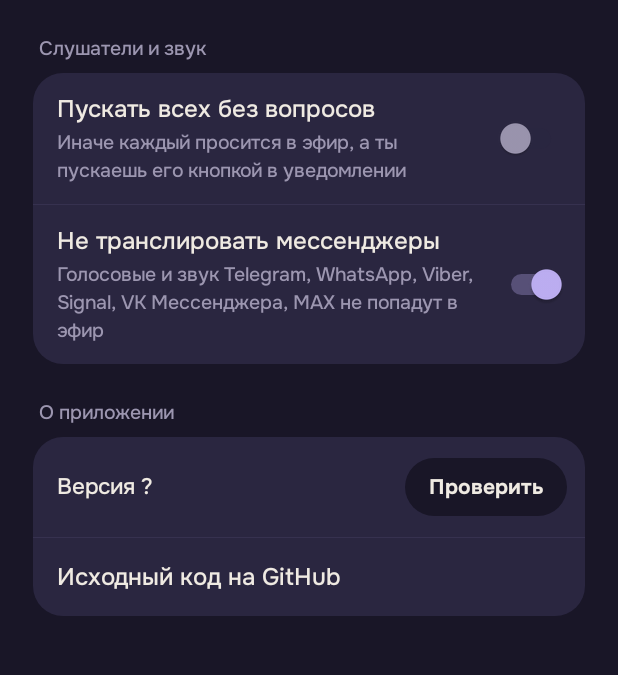
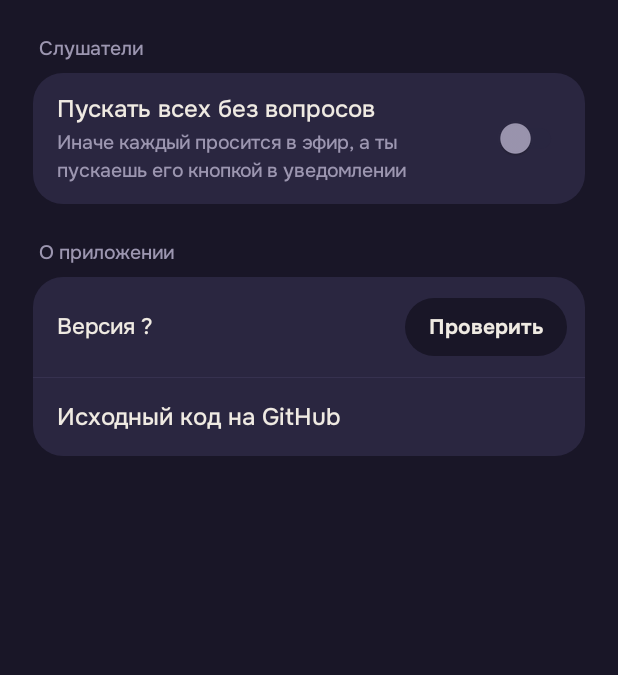
Before and after one commit to Smoke-Dev13/wavecast, an Android app: the screen it shows after launch (SettingsActivity), after a tap on "Настройки", on a phone screen of 412 x 824 dp, the part 433-1108 px from its top. Run offline under Robolectric (Android 15) with nearby library versions, the phone set to English and light mode, and no system bars; network calls fail.

Commit message:
WaveCast 0.8.3: always exclude messenger audio, drop the toggle
Co-Authored-By: Claude Opus 5.5 <noreply@anthropic.com>
Claude-Session: https://claude.ai/code/session_0131VgQXLsFyJvw8UUv6V3Bj

```diff
--- a/android/app/build.gradle.kts
+++ b/android/app/build.gradle.kts
@@ -11,8 +11,8 @@ android {
         applicationId = "dev.smoke.wavecast"
         minSdk = 29          // AudioPlaybackCapture появился в Android 10
         targetSdk = 34
-        versionCode = 15
-        versionName = "0.8.2"
+        versionCode = 16
+        versionName = "0.8.3"
     }
 
     // Ключ подписи хранится только у владельца, в репозиторий не попадает.
--- a/android/app/src/main/java/dev/smoke/wavecast/CaptureService.kt
+++ b/android/app/src/main/java/dev/smoke/wavecast/CaptureService.kt
@@ -61,9 +61,8 @@ class CaptureService : Service() {
         const val EXTRA_ROOM = "room"
         const val EXTRA_HOST_KEY = "hostKey"
         const val EXTRA_AUTO = "auto"
-        const val EXTRA_MUTE_MESSENGERS = "muteMessengers"
 
-        /** Мессенджеры: их звук (голосовые, кружки) в эфир не пускаем. Музыкальные приложения не трогаем. */
+        /** Мессенджеры: их звук (голосовые, кружки) в эфир не идёт никогда. Музыкальные приложения не трогаем. */
         val MESSENGERS = listOf("org.telegram.messenger", "org.telegram.messenger.web", "org.telegram.plus", "org.thunderdog.challegram", "com.whatsapp", "com.whatsapp.w4b", "com.viber.voip", "org.thoughtcrime.securesms", "com.vk.im", "ru.oneme.app", "jp.naver.line.android", "com.facebook.orca", "com.snapchat.android")
         const val ACTION_DECIDE = "dev.smoke.wavecast.DECIDE"
         const val ACTION_AUTO = "dev.smoke.wavecast.AUTO"
@@ -164,8 +163,7 @@ class CaptureService : Service() {
                 requestGoneCb = { id -> removeRequest("p:$id") })
         }
 
-        val muted = if (intent.getBooleanExtra(EXTRA_MUTE_MESSENGERS, true)) messengerUids() else emptyList()
-        val rec = try { buildRecorder(mp, muted) } catch (e: Exception) { fail("AudioRecord: ${e.message}"); return }
+        val rec = try { buildRecorder(mp, messengerUids()) } catch (e: Exception) { fail("AudioRecord: ${e.message}"); return }
         recorder = rec
 
         acquireLocks()
--- a/android/app/src/main/java/dev/smoke/wavecast/MainActivity.kt
+++ b/android/app/src/main/java/dev/smoke/wavecast/MainActivity.kt
@@ -112,7 +112,6 @@ class MainActivity : Activity() {
             .putExtra(CaptureService.EXTRA_ROOM, s.room)
             .putExtra(CaptureService.EXTRA_HOST_KEY, s.hostKey)
             .putExtra(CaptureService.EXTRA_AUTO, s.autoAllow)
-            .putExtra(CaptureService.EXTRA_MUTE_MESSENGERS, s.muteMessengers)
         startForegroundService(i)
     }
 
--- a/android/app/src/main/java/dev/smoke/wavecast/Settings.kt
+++ b/android/app/src/main/java/dev/smoke/wavecast/Settings.kt
@@ -19,10 +19,6 @@ class Settings(ctx: Context) {
     var autoAllow: Boolean
         get() = p.getBoolean("autoAllow", false)
         set(v) = p.edit().putBoolean("autoAllow", v).apply()
-
-    var muteMessengers: Boolean
-        get() = p.getBoolean("muteMessengers", true)
-        set(v) = p.edit().putBoolean("muteMessengers", v).apply()
 
     /** Ключ ведущего: закрепляет название эфира за этим телефоном. */
     val hostKey: String
--- a/android/app/src/main/java/dev/smoke/wavecast/SettingsActivity.kt
+++ b/android/app/src/main/java/dev/smoke/wavecast/SettingsActivity.kt
@@ -20,7 +20,6 @@ class SettingsActivity : Activity() {
     private lateinit var etRoom: EditText
     private lateinit var etService: EditText
     private lateinit var swAuto: Switch
-    private lateinit var swMute: Switch
     private lateinit var tvUpdate: TextView
     private lateinit var btnUpdate: Button
 
@@ -31,13 +30,11 @@ class SettingsActivity : Activity() {
         etRoom.setText(s.room)
         etService.setText(s.service)
         swAuto.isChecked = s.autoAllow
-        swMute.isChecked = s.muteMessengers
         swAuto.setOnCheckedChangeListener { _, on ->
             s.autoAllow = on
             if (CaptureService.status.running) startService(Intent(this, CaptureService::class.java)
                 .setAction(CaptureService.ACTION_AUTO).putExtra(CaptureService.EXTRA_AUTO, on))
         }
-        swMute.setOnCheckedChangeListener { _, on -> s.muteMessengers = on }
         renderUpdate(Updater.available, null)
     }
 
@@ -139,11 +136,9 @@ class SettingsActivity : Activity() {
         divider(g1)
         etService = inputRow(g1, "Адрес сервиса", Settings.DEFAULT_SERVICE, "Менять не нужно, если ты не поднимал свой сервис")
 
-        section("Слушатели и звук")
+        section("Слушатели")
         val g2 = group()
         swAuto = toggleRow(g2, "Пускать всех без вопросов", "Иначе каждый просится в эфир, а ты пускаешь его кнопкой в уведомлении")
-        divider(g2)
-        swMute = toggleRow(g2, "Не транслировать мессенджеры", "Голосовые и звук Telegram, WhatsApp, Viber, Signal, VK Мессенджера, MAX не попадут в эфир")
 
         section("О приложении")
         val g3 = group()
```
Also changed, not shown: 3 other files.
